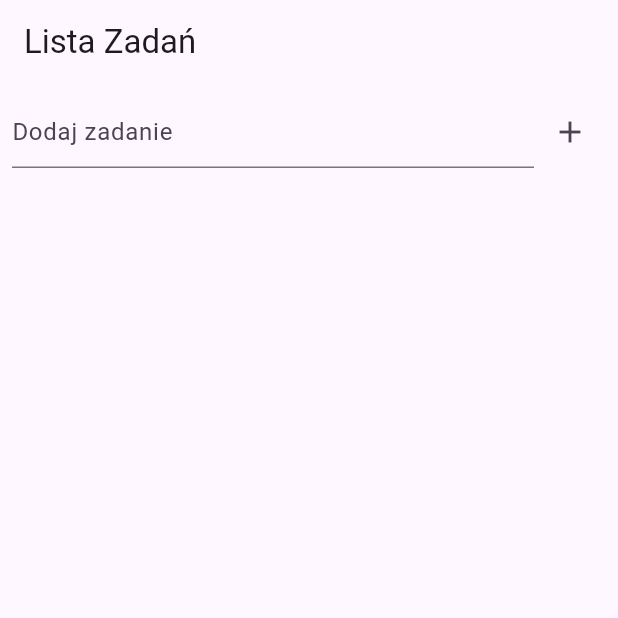
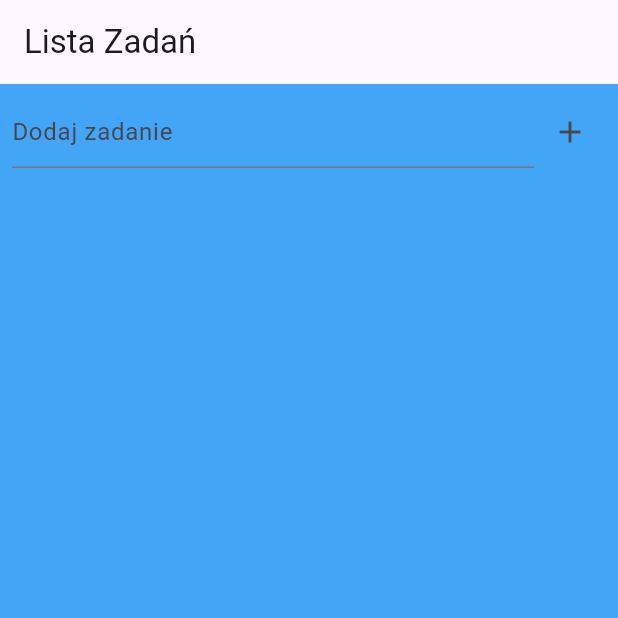
Before and after one commit to laura9494/aplikacja_notatki, a Flutter app: the screen it shows after launch, on a phone screen of 412 x 824 dp, the top half of it. Run offline on Flutter 3.47's test engine with Material 3 defaults, Android fonts, the light colour scheme and no system bars.

Commit message:
Dodanie nowego koloru do aplikacji

```diff
--- a/zadanie_app_Weronika/lib/main.dart
+++ b/zadanie_app_Weronika/lib/main.dart
@@ -1,5 +1,8 @@
 import 'package:flutter/material.dart';
 import 'home_screen.dart';
+
+
+const Color customColor = Color(0xFF42A5F5);
 
 void main() {
   runApp(const MyApp());
@@ -10,9 +13,13 @@ class MyApp extends StatelessWidget {
 
   @override
   Widget build(BuildContext context) {
-    return const MaterialApp(
+    return MaterialApp(
       debugShowCheckedModeBanner: false,
       home: HomeScreen(),
+      theme: ThemeData(
+        primaryColor: customColor,
+        scaffoldBackgroundColor: customColor,
+      ),
     );
   }
 }
```
